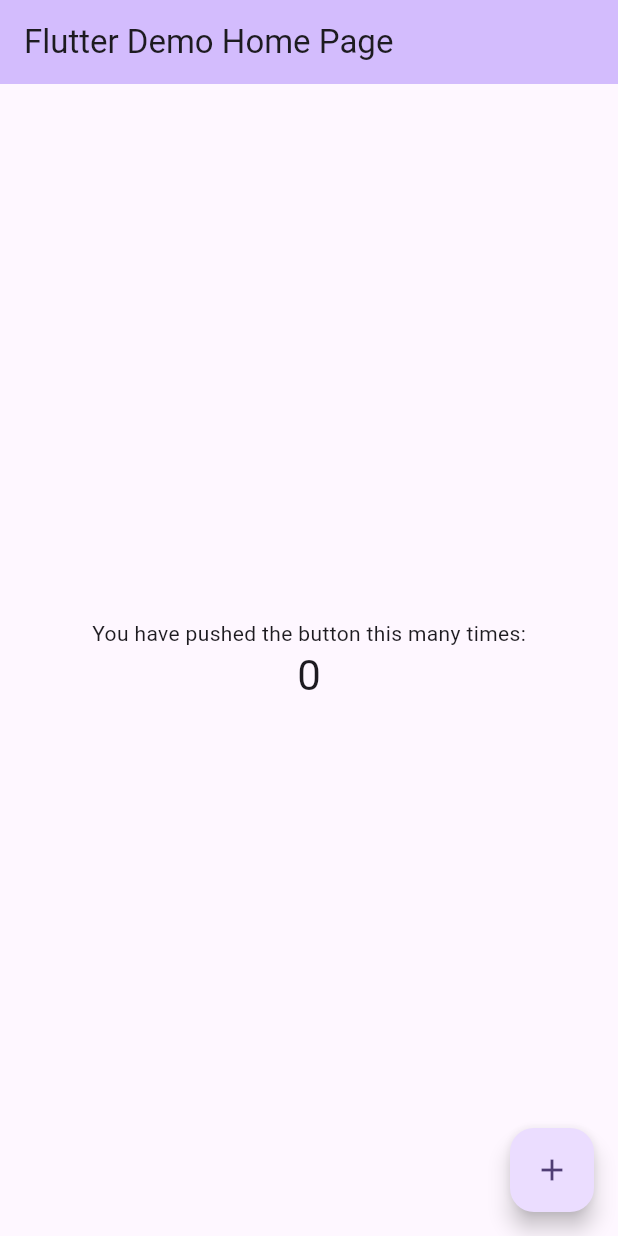
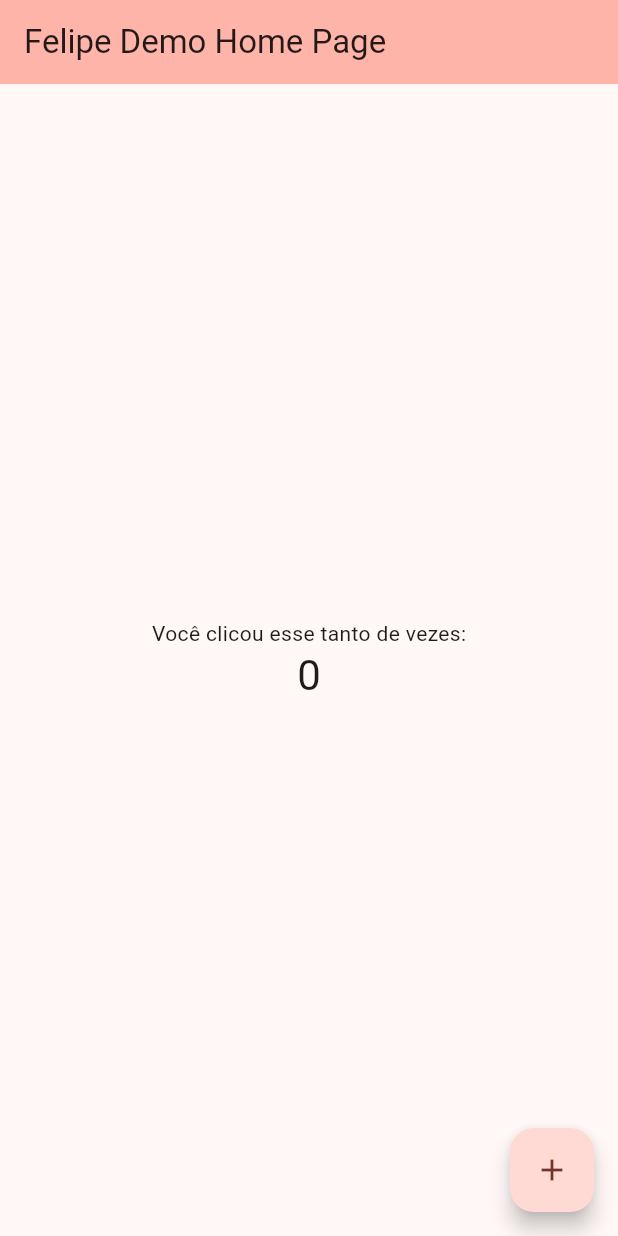
Before and after one commit to felipepcmourao/firstflutterproject, a Flutter app: the screen it shows after launch, on a phone screen of 412 x 824 dp. Run offline on Flutter 3.47's test engine with Material 3 defaults, Android fonts, the phone set to English and light mode, and no system bars.

Commit message:
changes of color

```diff
--- a/lib/main.dart
+++ b/lib/main.dart
@@ -28,9 +28,9 @@ class MyApp extends StatelessWidget {
         //
         // This works for code too, not just values: Most code changes can be
         // tested with just a hot reload.
-        colorScheme: .fromSeed(seedColor: Colors.deepPurple),
+        colorScheme: .fromSeed(seedColor: Colors.red),
       ),
-      home: const MyHomePage(title: 'Flutter Demo Home Page'),
+      home: const MyHomePage(title: 'Felipe Demo Home Page'),
     );
   }
 }
@@ -104,7 +104,7 @@ class _MyHomePageState extends State<MyHomePage> {
           // wireframe for each widget.
           mainAxisAlignment: .center,
           children: [
-            const Text('You have pushed the button this many times:'),
+            const Text('Você clicou esse tanto de vezes:'),
             Text(
               '$_counter',
               style: Theme.of(context).textTheme.headlineMedium,
```
